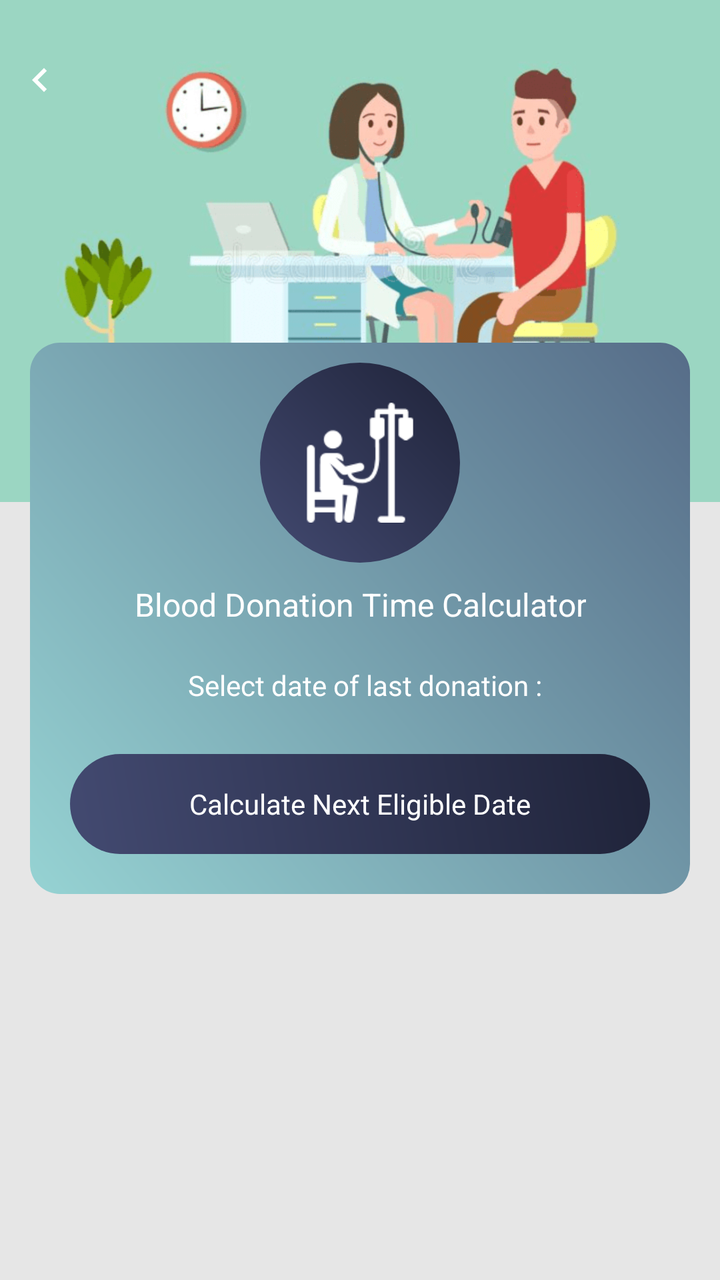
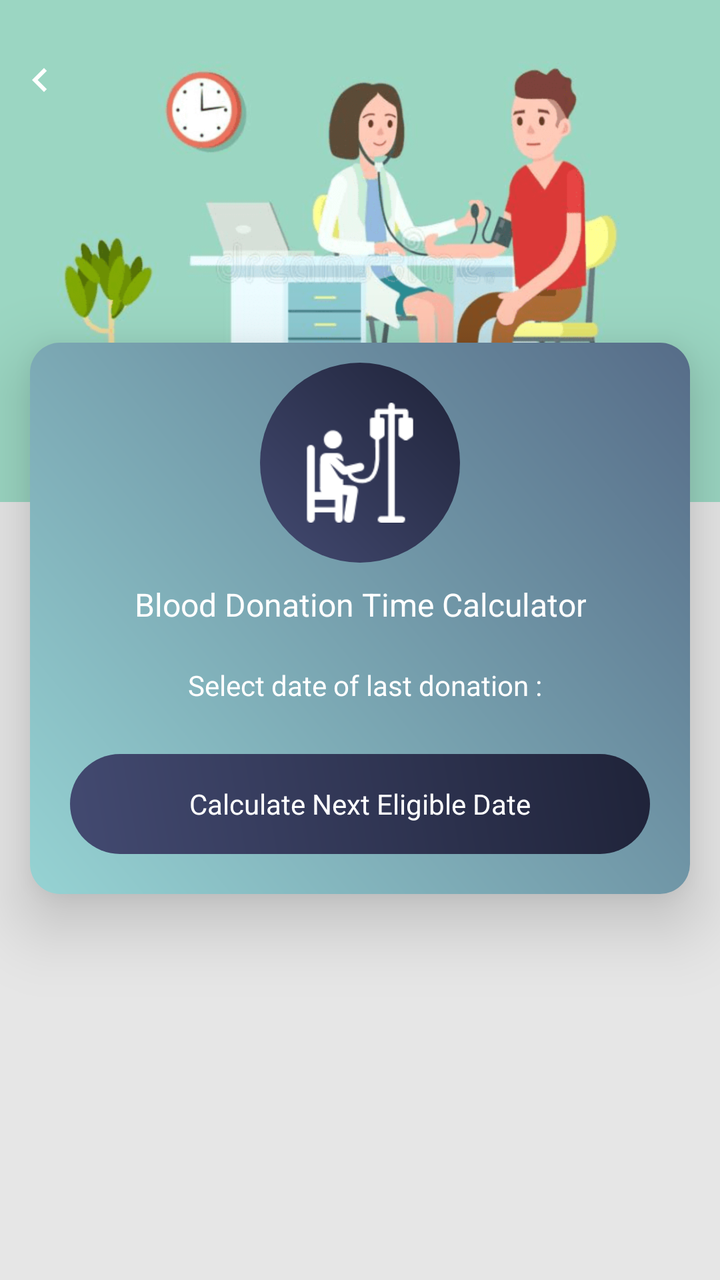

Screens rendered from an Android XML layout before and after an edit, with the pre-edit source and the edit as a unified diff.
<!-- AndroidManifest.xml: application theme AppTheme -->
<!-- res/layout/blood_donation_calculator_new.xml -->
<?xml version="1.0" encoding="utf-8"?>
<RelativeLayout xmlns:android="http://schemas.android.com/apk/res/android"
    xmlns:aapt="http://schemas.android.com/aapt"
    xmlns:app="http://schemas.android.com/apk/res-auto"
    android:layout_width="match_parent"
    android:layout_height="match_parent"
    android:background="@color/gray_color"
    android:orientation="vertical">

    <RelativeLayout
        android:id="@+id/banner"
        android:layout_width="match_parent"
        android:layout_height="wrap_content"
        android:background="@mipmap/calculator_banner_2">

    </RelativeLayout>
    <ImageView
        android:id="@+id/iv_back"
        android:layout_width="40dp"
        android:layout_height="40dp"
        android:layout_alignParentLeft="true"
        android:layout_alignParentTop="true"
        android:layout_marginTop="20dp"
        android:padding="8dp"
        android:src="@drawable/ic_chevron_left_white_24dp" />


    <LinearLayout
        android:id="@+id/cardviewone"
        android:layout_marginBottom="60dp"
        android:layout_width="match_parent"
        android:layout_height="wrap_content"
        android:layout_marginLeft="@dimen/text_15"
        android:layout_below="@+id/banner"
        android:layout_marginRight="@dimen/text_15"
        android:layout_marginTop="-80dp"
        android:orientation="horizontal"
        android:background="@drawable/a2_grad_black"
        app:cardElevation="20dip">


    <ScrollView
        android:layout_width="match_parent"
        android:layout_height="wrap_content"
        android:layout_above="@+id/normal_ad_include"
        android:layout_below="@+id/tv_blood_donation"
        >

        <LinearLayout
            android:layout_width="match_parent"
            android:layout_height="wrap_content"
            android:orientation="vertical"
            android:layout_centerInParent="true">

            <RelativeLayout
                android:layout_width="match_parent"
                android:layout_marginTop="10dp"
                android:layout_height="wrap_content"
                android:layout_above="@+id/cardviewone">
                <RelativeLayout
                    android:id="@+id/rel12"
                    android:layout_width="100dp"
                    android:layout_centerInParent="true"
                    android:background="@drawable/a3_grad"
                    android:layout_height="100dp">

                    <ImageView
                        android:id="@+id/iv_blood_donation"
                        android:layout_width="60dp"
                        android:layout_height="60dp"
                        android:layout_centerHorizontal="true"
                        android:layout_centerInParent="true"
                        android:src="@drawable/img_blood_donation" />
                </RelativeLayout>
            </RelativeLayout>


            <TextView
                android:id="@+id/tv_blood_donation"
                android:layout_width="wrap_content"
                android:layout_height="wrap_content"
                android:layout_below="@+id/rel12"
                android:layout_centerHorizontal="true"
                android:layout_margin="10dp"
                android:text="@string/Blood_Donation_Time_Calculator"
                android:textColor="@color/white"
                android:layout_gravity="center"
                android:textAlignment="center"
                android:textSize="@dimen/textsize_16" />

            <TextView
                android:id="@+id/tv_date"
                android:layout_width="match_parent"
                android:layout_height="wrap_content"
                android:layout_above="@+id/calenderShow"
                android:layout_marginBottom="10dp"
                android:layout_marginTop="10dp"
                android:background="@color/transperent"
                android:gravity="center"
                android:paddingLeft="5dp"
                android:text="@string/Select_date_of_last_donation"
                android:textColor="@color/white"
                android:textColorHint="@color/white"
                android:textSize="@dimen/textsize_14" />

            <LinearLayout
                android:id="@+id/calenderShow"
                android:layout_width="wrap_content"
                android:layout_height="wrap_content"
                android:orientation="vertical"
                android:layout_centerInParent="true"
                android:layout_gravity="center"
                android:background="@color/line_color"
                android:layout_marginLeft="20dp"
                android:layout_marginRight="20dp"
                android:layout_marginBottom="10dp"/>


            <TextView
                android:id="@+id/tv_search_date"
                android:layout_width="match_parent"
                android:layout_height="50dp"
                android:layout_below="@+id/mFCalendarView"
                android:layout_marginLeft="20dp"
                android:layout_marginTop="5dp"
                android:layout_marginRight="20dp"
                android:layout_marginBottom="20dp"
                android:background="@drawable/a3_grad"
                android:gravity="center"
                android:text="@string/Calculate_Next_Eligible_Date"
                android:textColor="@color/white"
                android:textColorHint="@color/white"
                android:textSize="@dimen/textsize_14" />
        </LinearLayout>
    </ScrollView>

    </LinearLayout>

    <LinearLayout
        android:id="@+id/normal_ad_include"
        android:layout_width="match_parent"
        android:layout_height="wrap_content"
        android:orientation="vertical"
        android:gravity="center"
        android:layout_alignParentBottom="true"/>
</RelativeLayout>
<!-- resources referenced by this layout -->
<resources>
  <color name="gray_color">#E6E6E6</color>
  <color name="line_color">#9BB5C1</color>
  <color name="transperent">#00ffffff</color>
  <color name="white">#ffffff</color>
  <dimen name="text_15">15sp</dimen>
  <dimen name="textsize_14">14sp</dimen>
  <dimen name="textsize_16">16sp</dimen>
  <!-- drawable a2_grad_black (drawable) -->
  <?xml version="1.0" encoding="utf-8"?>
  <shape xmlns:android="http://schemas.android.com/apk/res/android">
      <gradient
          android:angle="225"
          android:endColor="#96D3D3"
          android:startColor="#566C88" />
  
      <corners android:radius="15dp"/>
  
  </shape>
  <!-- drawable a3_grad (drawable) -->
  <?xml version="1.0" encoding="utf-8"?>
  <shape xmlns:android="http://schemas.android.com/apk/res/android">
  <gradient
      android:angle="225"
      android:endColor="#434A71"
      android:startColor="#1F2339" />
  
  <corners android:radius="200dp"/>
  
  </shape>
  <!-- drawable ic_chevron_left_white_24dp (drawable) -->
  <vector android:height="24dp" android:tint="#FFFFFF"
      android:viewportHeight="24" android:viewportWidth="24"
      android:width="24dp" xmlns:android="http://schemas.android.com/apk/res/android">
      <path android:fillColor="@android:color/white" android:pathData="M15.41,7.41L14,6l-6,6 6,6 1.41,-1.41L10.83,12z"/>
  </vector>
  <!-- drawable img_blood_donation: png bitmap (drawable, 1414 bytes) -->
  <!-- mipmap calculator_banner_2: png bitmap (mipmap-xhdpi, 70074 bytes) -->
  <string name="Blood_Donation_Time_Calculator">Blood Donation Time Calculator</string>
  <string name="Calculate_Next_Eligible_Date">Calculate Next Eligible Date</string>
  <string name="Select_date_of_last_donation">Select date of last donation :</string>
  <style name="AppTheme" parent="Theme.AppCompat.Light.DarkActionBar">
          
          <item name="colorPrimary">@color/colorPrimary</item>
          <item name="colorPrimaryDark">@color/colorPrimaryDark</item>
          <item name="colorAccent">@color/colorAccent</item>
      </style>
  <color name="colorPrimary">#434A71</color>
  <color name="colorPrimaryDark">#1F2339</color>
  <color name="colorAccent">#1F2339</color>
</resources>

<!-- the commit's change to res/layout/blood_donation_calculator_new.xml (unified diff, before → after) -->
@@ -36,7 +36,7 @@
         android:layout_marginTop="-80dp"
         android:orientation="horizontal"
         android:background="@drawable/a2_grad_black"
-        app:cardElevation="20dip">
+        android:elevation="20dp">
 
 
     <ScrollView
